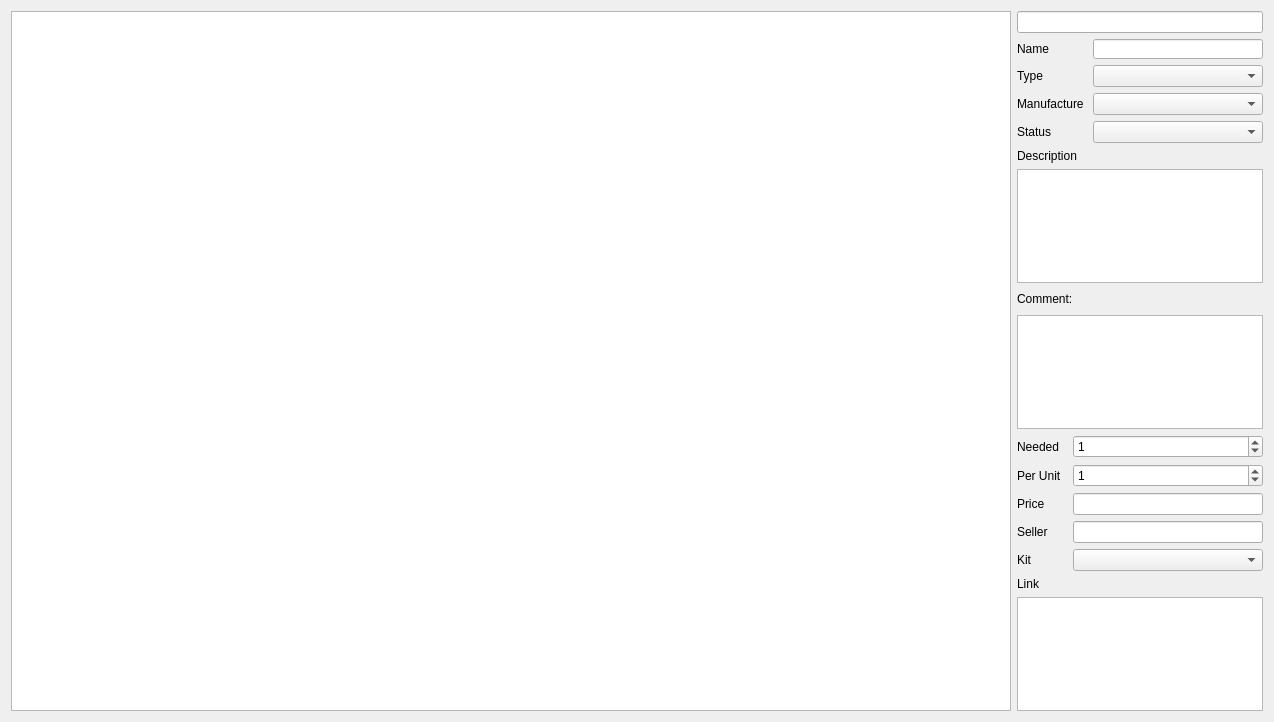
Before: the Qt Designer form UIs/ui_components_page.ui in PippoGot/PRJ_Manager_2020, drawn with Qt 5.
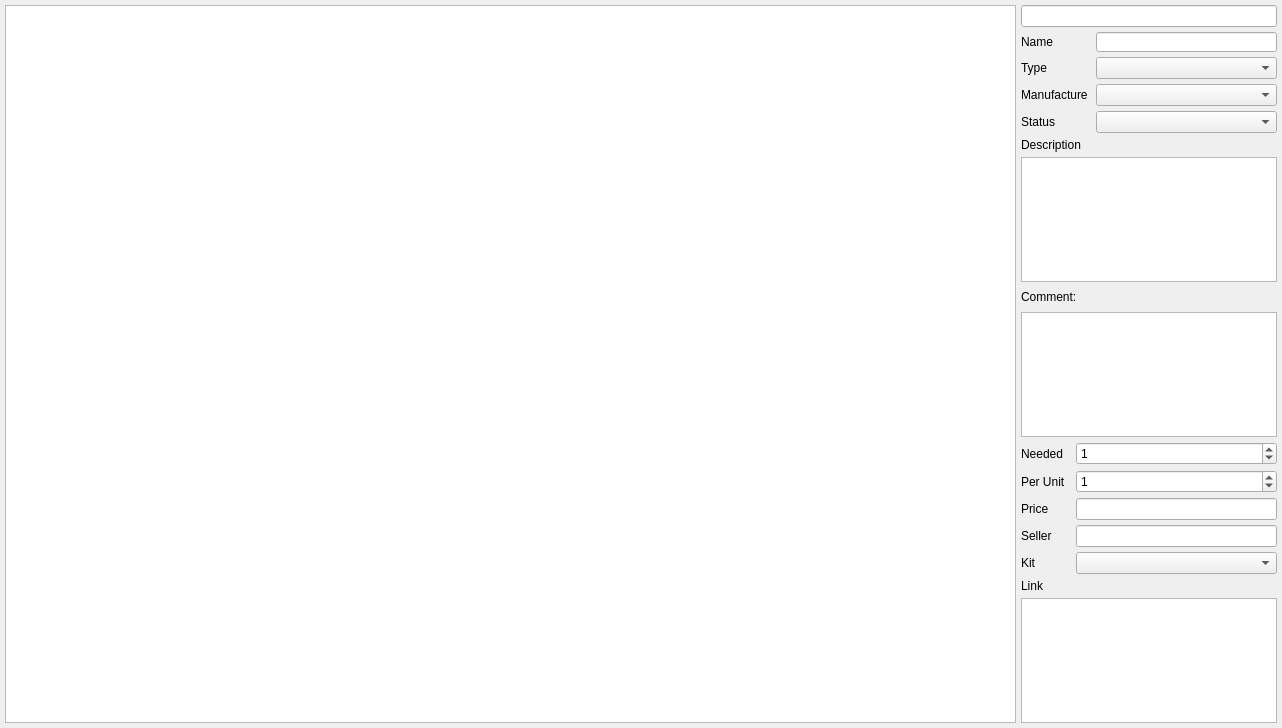
After: the same form once the commit is applied.

Commit message: fixed: open, save/saveas, clear, morph, update, remove. fixed components page layout and hardware editor layout

What changed in the file:
```diff
--- a/UIs/ui_components_page.ui
+++ b/UIs/ui_components_page.ui
@@ -6,14 +6,29 @@
    <rect>
     <x>0</x>
     <y>0</y>
-    <width>1274</width>
-    <height>718</height>
+    <width>1282</width>
+    <height>728</height>
    </rect>
   </property>
   <property name="windowTitle">
    <string>Components Page</string>
   </property>
   <layout class="QHBoxLayout" name="horizontalLayout">
+   <property name="spacing">
+    <number>5</number>
+   </property>
+   <property name="leftMargin">
+    <number>5</number>
+   </property>
+   <property name="topMargin">
+    <number>5</number>
+   </property>
+   <property name="rightMargin">
+    <number>5</number>
+   </property>
+   <property name="bottomMargin">
+    <number>5</number>
+   </property>
    <item>
     <widget class="QTreeView" name="uiComponentsView">
      <property name="minimumSize">
@@ -55,7 +70,29 @@
     </widget>
    </item>
    <item>
+    <widget class="QWidget" name="uiComponentsEditor" native="true">
+     <property name="sizePolicy">
+      <sizepolicy hsizetype="Fixed" vsizetype="Preferred">
+       <horstretch>0</horstretch>
+       <verstretch>0</verstretch>
+      </sizepolicy>
+     </property>
     <layout class="QVBoxLayout" name="verticalLayout">
+      <property name="spacing">
+       <number>5</number>
+      </property>
+      <property name="leftMargin">
+       <number>0</number>
+      </property>
+      <property name="topMargin">
+       <number>0</number>
+      </property>
+      <property name="rightMargin">
+       <number>0</number>
+      </property>
+      <property name="bottomMargin">
+       <number>0</number>
+      </property>
      <item>
       <widget class="QLineEdit" name="uiNumberID"/>
      </item>
@@ -165,7 +202,7 @@
      <item>
       <widget class="QPlainTextEdit" name="uiDescription">
        <property name="sizePolicy">
-        <sizepolicy hsizetype="Preferred" vsizetype="Preferred">
+         <sizepolicy hsizetype="Fixed" vsizetype="Preferred">
          <horstretch>0</horstretch>
          <verstretch>0</verstretch>
         </sizepolicy>
@@ -299,6 +336,7 @@
       </widget>
      </item>
     </layout>
+    </widget>
    </item>
   </layout>
  </widget>
```
Lines whose indentation alone changed are shown as unchanged. The commit also changes 10 other files.
